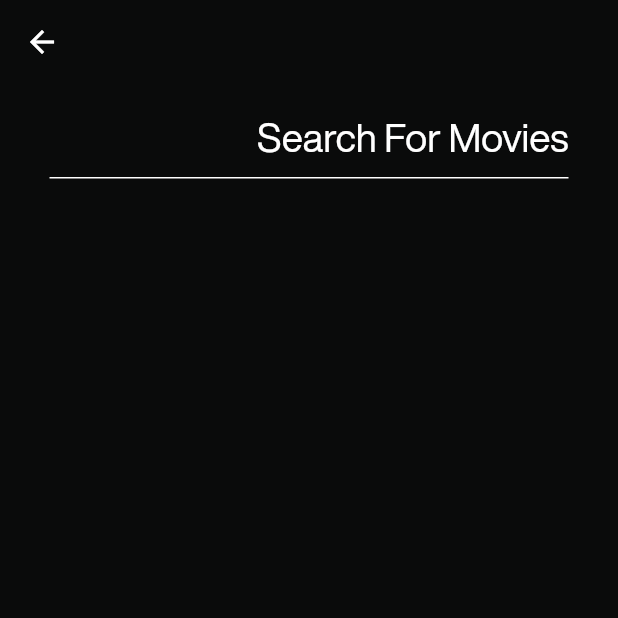
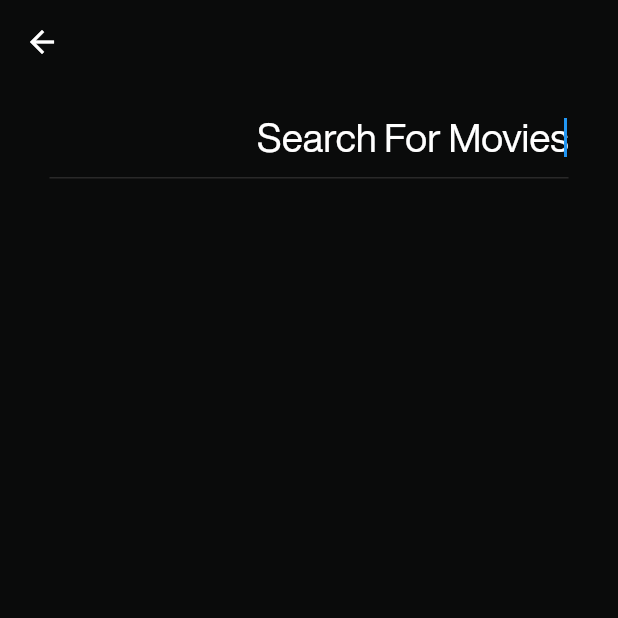
Before and after one commit to tanishq5414/mitt-arv, a Flutter app: the screen it shows after launch, after a tap on the "search" icon, on a phone screen of 412 x 824 dp, the top half of it. Run offline on Flutter 3.47's test engine with Material 2 defaults, Android fonts, the phone set to English and light mode, and no system bars; our stand-ins replace cached_network_image, dio, flutter_riverpod, fpdart, lazy_load_scrollview, palette_generator; missing offline and left inert: flutter_octicons; network calls fail.

Commit message:
fixed infinite scrolling errors

```diff
--- a/lib/features/home/views/homepage.dart
+++ b/lib/features/home/views/homepage.dart
@@ -65,6 +65,8 @@ class _HomePageViewState extends ConsumerState<HomePageView> {
         trendingMovies.removeWhere((element) => element.backdropPath == null);
         trendingMovies.removeWhere((element) => element.posterPath == null);
         trendingMovies.removeWhere((element) => element.title == null);
+        trendingMovies.removeWhere(
+            (element) => element.genreIds == null || element.genreIds!.isEmpty);
         _generatePalette();
 
         isLoading = false;
@@ -129,10 +131,7 @@ class _HomePageViewState extends ConsumerState<HomePageView> {
         ),
         body: Stack(
           children: [
-            LazyLoadScrollView(
-              isLoading: isLoading, // Set the loading indicator state here
-              onEndOfPage: () => _loadMore(),
-              child: (trendingMovies.isEmpty)
+            (trendingMovies.isEmpty)
                 ? const Center(child: CircularProgressIndicator())
                 : Stack(
                     children: [
@@ -181,8 +180,8 @@ class _HomePageViewState extends ConsumerState<HomePageView> {
                           Stack(
                             children: [
                               Padding(
-                                  padding: const EdgeInsets.symmetric(
-                                      horizontal: 25),
+                                padding:
+                                    const EdgeInsets.symmetric(horizontal: 25),
                                 child: Row(
                                   mainAxisAlignment:
                                       MainAxisAlignment.spaceBetween,
@@ -205,18 +204,14 @@ class _HomePageViewState extends ConsumerState<HomePageView> {
                                                   .textTheme
                                                   .bodyLarge!
                                                   .copyWith(
-                                                      color:
-                                                          const Color.fromARGB(
-                                                              255,
-                                                              215,
-                                                              202,
-                                                              202),
+                                                    color: const Color.fromARGB(
+                                                        255, 215, 202, 202),
                                                   ),
                                             ),
                                           ],
                                         ),
                                         Text(
-                                            '${genreList?.firstWhere((element) => element.id == trendingMovies[bannerIndex].genreIds![0]).name}',
+                                          '${genreList?.firstWhere((element) => element.id == trendingMovies[bannerIndex].genreIds?[0]).name}',
                                           style: Theme.of(context)
                                               .textTheme
                                               .bodyLarge!
@@ -262,6 +257,11 @@ class _HomePageViewState extends ConsumerState<HomePageView> {
                       ),
                       Padding(
                         padding: const EdgeInsets.symmetric(horizontal: 25),
+                        child: LazyLoadScrollView(
+                          scrollOffset: 500,
+                          isLoading:
+                              isLoading, // Set the loading indicator state here
+                          onEndOfPage: () => _loadMore(),
                           child: SingleChildScrollView(
                             controller: _scrollController,
                             physics: const BouncingScrollPhysics(),
@@ -288,19 +288,40 @@ class _HomePageViewState extends ConsumerState<HomePageView> {
                                   itemBuilder: (context, position) {
                                     return MoviePreviewComponent(
                                         size: size,
-                                        trendingMovies: trendingMovies,
-                                        index: position);
+                                        movie: trendingMovies[position]);
                                   },
                                 ),
+                                if (isLoading)
+                                  const Center(
+                                      child: CircularProgressIndicator(
+                                    color: Pallete.whiteColor,
+                                  )),
                               ],
+                            ),
                           ),
                         ),
                       ),
                     ],
                   ),
-            ),
           ],
         ),
+        floatingActionButton: (_scrollPosition > 500)?Container(
+          margin: EdgeInsets.only(bottom: size.height * 0.06),
+          child: FloatingActionButton(
+            backgroundColor: Pallete.greyColor,
+            child: const Icon(
+              Icons.arrow_upward,
+              color: Pallete.whiteColor,
+            ),
+            onPressed: (){
+              _scrollController.animateTo(
+                0,
+                duration: const Duration(milliseconds: 500),
+                curve: Curves.easeInOut,
+              );
+            },
+          ),
+        ): null,
       ),
     );
   }
--- a/lib/features/movies/controllers/moviecontroller.dart
+++ b/lib/features/movies/controllers/moviecontroller.dart
@@ -31,29 +31,30 @@ class MovieControllerNotifier extends StateNotifier<bool> {
   Future<void> getTopRatedMovies({required context, required page}) async {
     Future.delayed(const Duration(seconds: 10));
     final res = await _moviesApi.getTopRatedMovies(page: page);
-    res.fold((l) => showSnackBar(context, l.message), (r) {
+    res.fold((l) => null, (r) {
       _ref.read(trendingMoviesProvider.notifier).update((state) => r);
     });
   }
 
   Future<void> searchMoviesByQuery({required context, required query}) async {
     final res = await _moviesApi.searchMoviesByQuery(query: query);
-    res.fold((l) => showSnackBar(context, l.message), (r) {
+    res.fold((l) => null, (r) {
       _ref.read(searchMoviesProvider.notifier).update((state) => r);
     });
   }
 
   Future<void> getGenreList({required context}) async {
     final res = await _moviesApi.getGenreList();
-    res.fold((l) => showSnackBar(context, l.message), (r) {
+    res.fold((l) => null, (r) {
       _ref.read(genreListProvider.notifier).update((state) => r);
     });
   }
 
-  Future<ImageProvider<Object>> loadImage({required context, required imagePath}) async {
+  Future<ImageProvider<Object>> loadImage(
+      {required context, required imagePath}) async {
     final res = await _moviesApi.loadImage(imagePath);
     return res.fold((l) {
-      showSnackBar(context, l.message);
+      null;
       return Image.asset('assets/images/placeholder.png').image;
     }, (r) {
       return r;
--- a/lib/features/search/searchpage.dart
+++ b/lib/features/search/searchpage.dart
@@ -67,6 +67,7 @@ class _SearchPageViewState extends ConsumerState<SearchPageView> {
               Padding(
                 padding: const EdgeInsets.all(8.0),
                 child: TextField(
+                  autofocus: true,
                   textAlign: TextAlign.right,
                   style: Theme.of(context).textTheme.titleLarge!.copyWith(
                         color: Pallete.whiteColor,
@@ -101,8 +102,7 @@ class _SearchPageViewState extends ConsumerState<SearchPageView> {
                         itemBuilder: (context, index) {
                           return MoviePreviewComponent(
                             size: size,
-                            trendingMovies: _searchResults,
-                            index: index,
+                            movie: _searchResults[index],
                           );
                         },
                       ),
--- a/lib/model/genre_model.dart
+++ b/lib/model/genre_model.dart
@@ -1,5 +1,5 @@
 class GenreModel {
-  int? id;
+  num? id;
   String? name;
 
   GenreModel({this.id, this.name});
--- a/pubspec.yaml
+++ b/pubspec.yaml
@@ -36,6 +36,7 @@ dependencies:
   flutter_octicons: ^0.39.0
   flutter_riverpod: ^2.3.6
   fpdart: ^1.0.0
+  infinite_scroll_pagination: ^4.0.0
   lazy_load_scrollview: ^1.3.0
   palette_generator: ^0.3.3+2
   simple_icons: ^7.10.0
```
Also changed, not shown: lib/common/movie_preview_component.dart (+21 -52 lines), lib/features/auth/view/signuppage.dart (added, +24 -0 lines), lib/features/movies/views/moviepage.dart (added, +15 -0 lines), pubspec.lock. Lines whose indentation alone changed are shown as unchanged.
